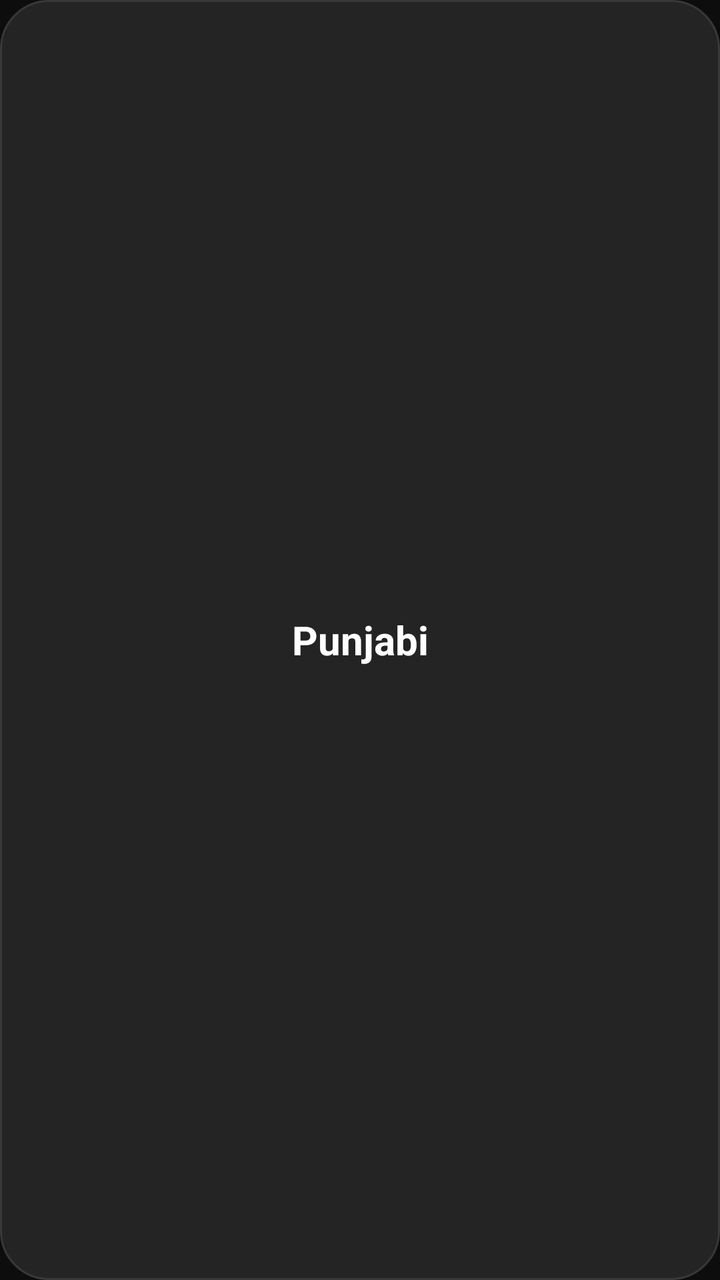
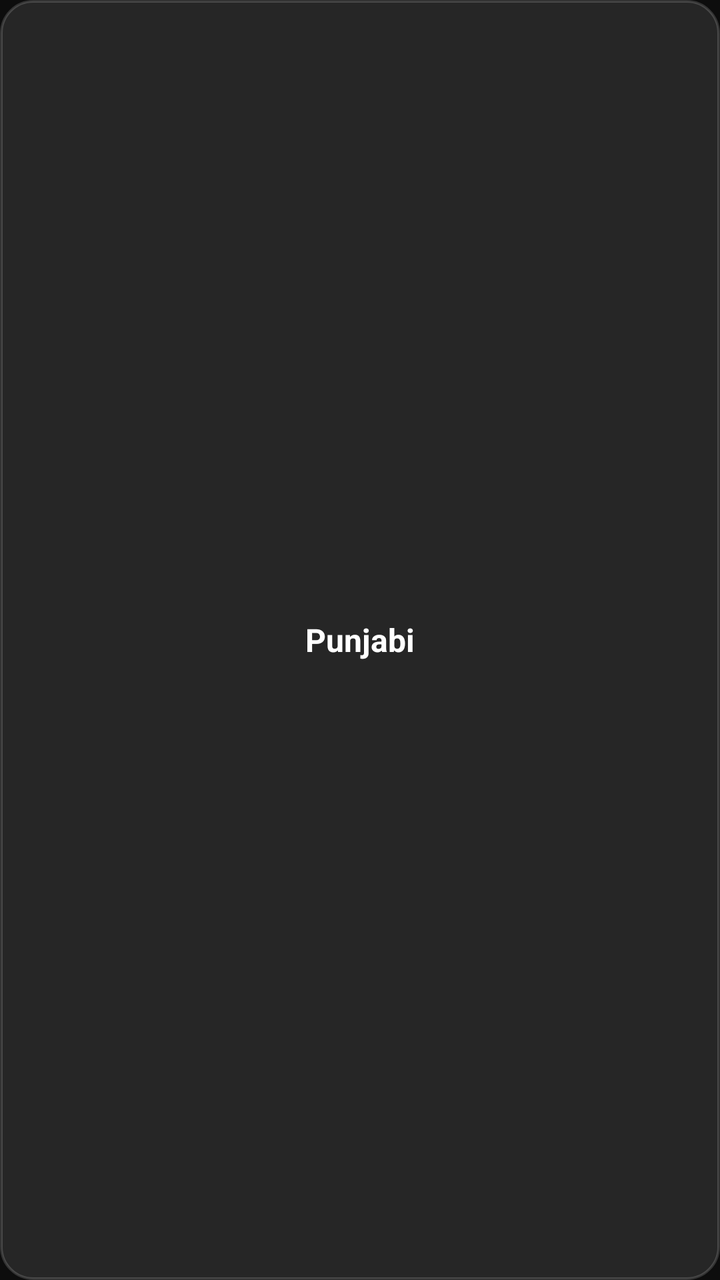

Two renders of the same Android screen: before a commit and after it. Below are the layout's source before the change and the commit's diff.
<!-- AndroidManifest.xml: application theme Theme.ParentsTV -->
<!-- res/layout/item_category_tab.xml -->
<?xml version="1.0" encoding="utf-8"?>
<TextView xmlns:android="http://schemas.android.com/apk/res/android"
    android:id="@+id/tab_text"
    android:layout_width="wrap_content"
    android:layout_height="wrap_content"
    android:layout_marginStart="8dp"
    android:layout_marginEnd="8dp"
    android:background="@drawable/pill_focus_selector"
    android:clickable="true"
    android:focusable="true"
    android:gravity="center"
    android:paddingStart="22dp"
    android:paddingTop="10dp"
    android:paddingEnd="22dp"
    android:paddingBottom="10dp"
    android:text="Punjabi"
    android:textColor="@color/text_primary"
    android:textSize="20sp"
    android:textStyle="bold" />
<!-- resources referenced by this layout -->
<resources>
  <color name="text_primary">#FFFFFF</color>
  <!-- drawable pill_focus_selector (drawable) -->
  <?xml version="1.0" encoding="utf-8"?>
  <selector xmlns:android="http://schemas.android.com/apk/res/android">
      <item android:state_focused="true">
          <shape android:shape="rectangle">
              <corners android:radius="24dp" />
              <solid android:color="#E50914" />
              <stroke android:width="3dp" android:color="#FFFFFF" />
          </shape>
      </item>
      <item android:state_selected="true">
          <shape android:shape="rectangle">
              <corners android:radius="24dp" />
              <solid android:color="#E50914" />
          </shape>
      </item>
      <item>
          <shape android:shape="rectangle">
              <corners android:radius="24dp" />
              <solid android:color="#242424" />
              <stroke android:width="1dp" android:color="#383838" />
          </shape>
      </item>
  </selector>
  <style name="Theme.ParentsTV" parent="Theme.AppCompat.NoActionBar">
          <item name="android:windowBackground">@color/bg_dark</item>
          <item name="android:colorBackground">@color/bg_dark</item>
          <item name="android:textColorPrimary">@color/text_primary</item>
          <item name="android:windowNoTitle">true</item>
          <item name="android:windowFullscreen">true</item>
          <item name="android:windowContentOverlay">@null</item>
      </style>
  <color name="bg_dark">#0D0D0D</color>
</resources>

<!-- the commit's change to res/layout/item_category_tab.xml (unified diff, before → after) -->
@@ -3,17 +3,17 @@
     android:id="@+id/tab_text"
     android:layout_width="wrap_content"
     android:layout_height="wrap_content"
-    android:layout_marginStart="8dp"
-    android:layout_marginEnd="8dp"
+    android:layout_marginStart="4dp"
+    android:layout_marginEnd="4dp"
     android:background="@drawable/pill_focus_selector"
     android:clickable="true"
     android:focusable="true"
     android:gravity="center"
-    android:paddingStart="22dp"
-    android:paddingTop="10dp"
-    android:paddingEnd="22dp"
-    android:paddingBottom="10dp"
+    android:paddingStart="18dp"
+    android:paddingTop="8dp"
+    android:paddingEnd="18dp"
+    android:paddingBottom="8dp"
     android:text="Punjabi"
     android:textColor="@color/text_primary"
-    android:textSize="20sp"
+    android:textSize="16sp"
     android:textStyle="bold" />
<!-- resource entries referenced after the edit -->
@@ -4,24 +4,30 @@
   <!-- drawable pill_focus_selector (drawable) -->
   <?xml version="1.0" encoding="utf-8"?>
   <selector xmlns:android="http://schemas.android.com/apk/res/android">
+      
       <item android:state_focused="true">
           <shape android:shape="rectangle">
-              <corners android:radius="24dp" />
-              <solid android:color="#E50914" />
-              <stroke android:width="3dp" android:color="#FFFFFF" />
+              <corners android:radius="16dp" />
+              <solid android:color="#E53935" />
+              <stroke android:width="2.5dp" android:color="#FFFFFF" />
           </shape>
       </item>
+  
+      
       <item android:state_selected="true">
           <shape android:shape="rectangle">
-              <corners android:radius="24dp" />
-              <solid android:color="#E50914" />
+              <corners android:radius="16dp" />
+              <solid android:color="#40FFFFFF" />
+              <stroke android:width="2dp" android:color="#FF5252" />
           </shape>
       </item>
+  
+      
       <item>
           <shape android:shape="rectangle">
-              <corners android:radius="24dp" />
-              <solid android:color="#242424" />
-              <stroke android:width="1dp" android:color="#383838" />
+              <corners android:radius="16dp" />
+              <solid android:color="#1AFFFFFF" />
+              <stroke android:width="1.2dp" android:color="#28FFFFFF" />
           </shape>
       </item>
   </selector>
